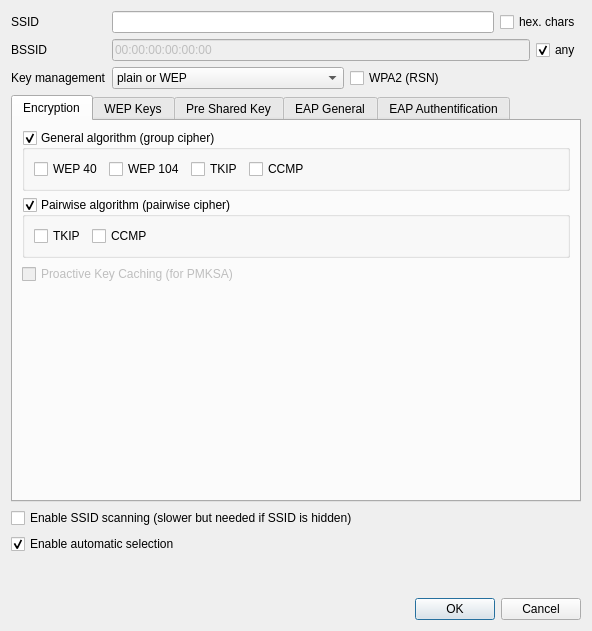
Above: qnut/apconfexp.ui from dosnut/nut before the change. Below: the same form after it.
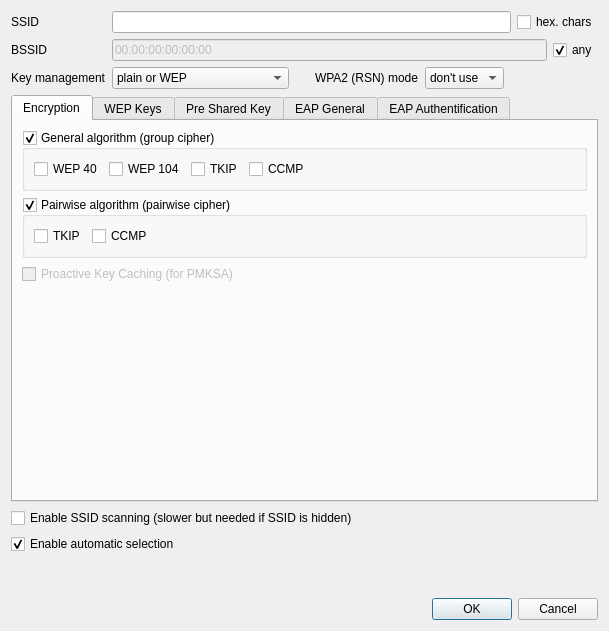
That is the form after the change.

Commit message: [qnut/wireless] switched WPA2 check box to more intuitive combo box

The edit to the form file:
```diff
--- a/qnut/apconfexp.ui
+++ b/qnut/apconfexp.ui
@@ -7,7 +7,7 @@
    <rect>
     <x>0</x>
     <y>0</y>
-    <width>592</width>
+    <width>609</width>
     <height>631</height>
    </rect>
   </property>
@@ -17,6 +17,9 @@
   <layout class="QVBoxLayout" name="verticalLayout">
    <item>
     <layout class="QFormLayout" name="mainSettingsLayout">
+     <property name="fieldGrowthPolicy">
+      <enum>QFormLayout::ExpandingFieldsGrow</enum>
+     </property>
      <item row="0" column="0">
       <widget class="QLabel" name="ssidLabel">
        <property name="text">
@@ -115,10 +118,48 @@
         </widget>
        </item>
        <item>
-        <widget class="QCheckBox" name="rsnCheck">
+        <spacer name="protoSpacer">
+         <property name="orientation">
+          <enum>Qt::Horizontal</enum>
+         </property>
+         <property name="sizeType">
+          <enum>QSizePolicy::Fixed</enum>
+         </property>
+         <property name="sizeHint" stdset="0">
+          <size>
+           <width>20</width>
+           <height>20</height>
+          </size>
+         </property>
+        </spacer>
+       </item>
+       <item>
+        <widget class="QLabel" name="rsnLabel">
          <property name="text">
-          <string>WPA2 (RSN)</string>
+          <string>WPA2 (RSN) mode</string>
          </property>
+         <property name="buddy">
+          <cstring>rsnCombo</cstring>
+         </property>
+        </widget>
+       </item>
+       <item>
+        <widget class="QComboBox" name="rsnCombo">
+         <item>
+          <property name="text">
+           <string>don't use</string>
+          </property>
+         </item>
+         <item>
+          <property name="text">
+           <string>try</string>
+          </property>
+         </item>
+         <item>
+          <property name="text">
+           <string>use only</string>
+          </property>
+         </item>
         </widget>
        </item>
       </layout>
```
Left out of the diff: 57 changed lines with no effect on the pictures. The commit also changes 2 other files.
